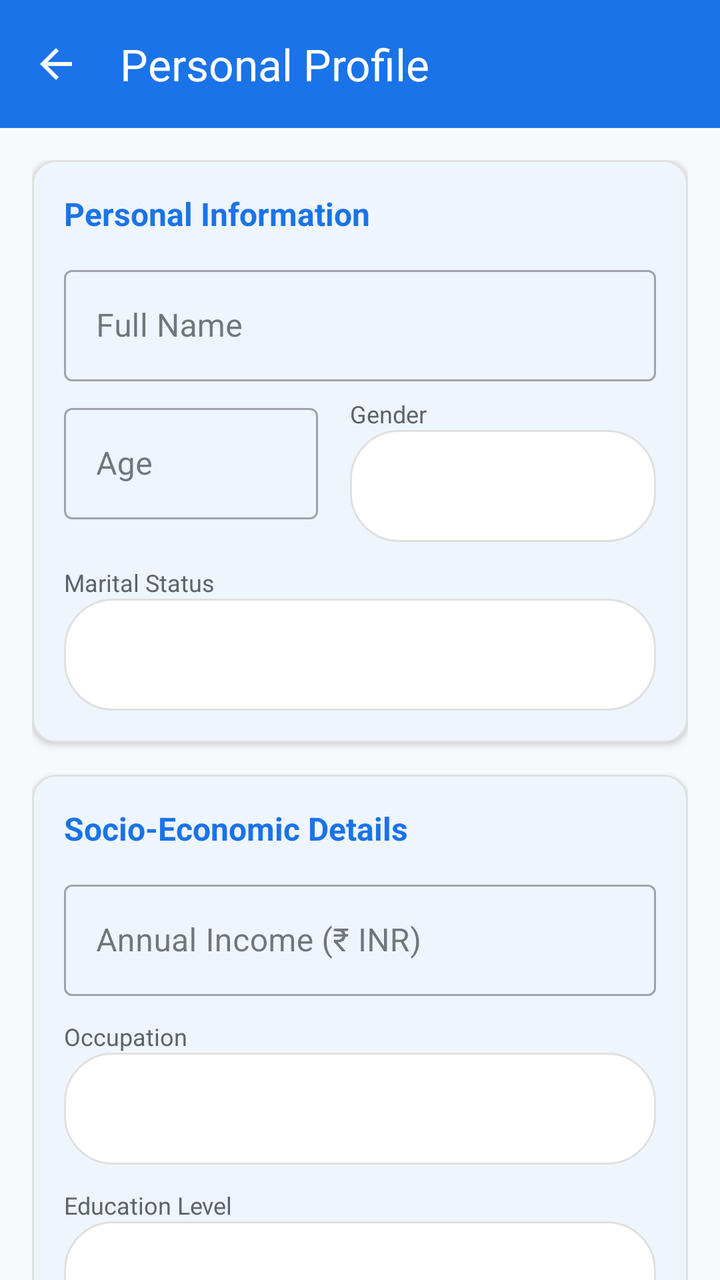
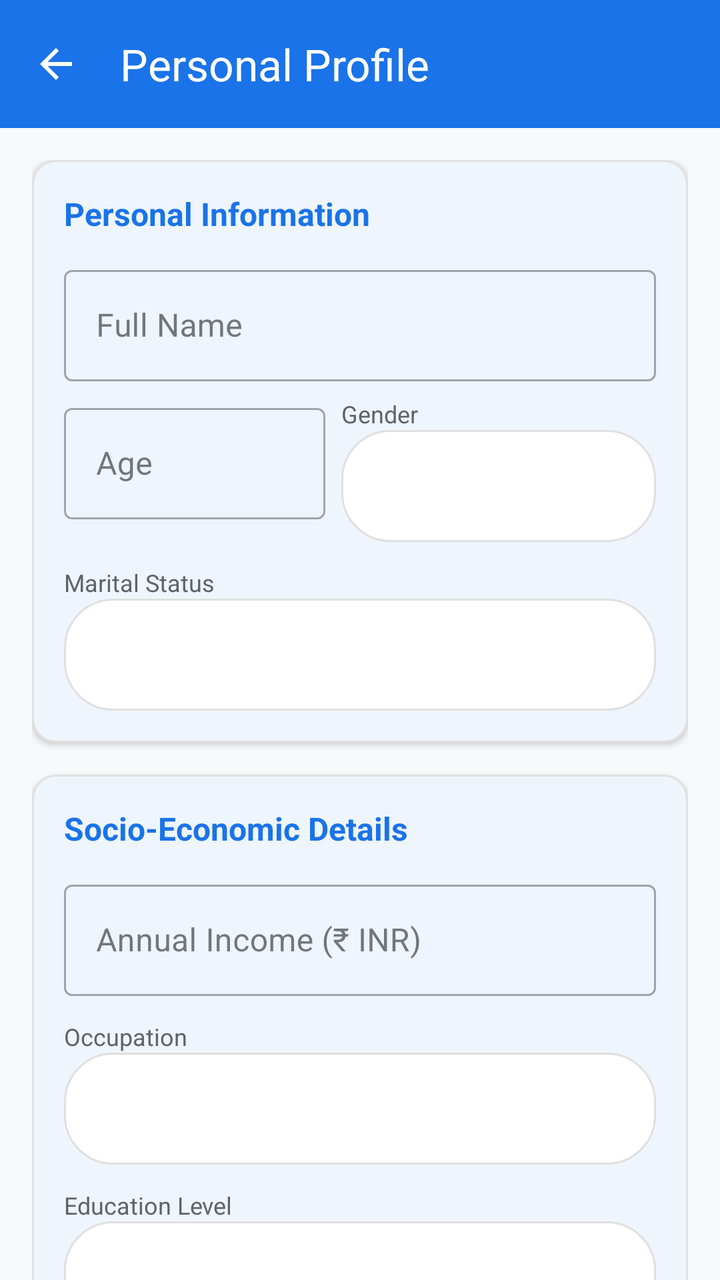

Two renders of the same Android screen: before a commit and after it. Below are the layout's source before the change and the commit's diff.
<!-- AndroidManifest.xml: application theme Theme.Yojnika -->
<!-- res/layout/activity_profile.xml -->
<?xml version="1.0" encoding="utf-8"?>
<androidx.coordinatorlayout.widget.CoordinatorLayout xmlns:android="http://schemas.android.com/apk/res/android"
    xmlns:app="http://schemas.android.com/apk/res-auto"
    android:layout_width="match_parent"
    android:layout_height="match_parent"
    android:background="@color/background">

    <com.google.android.material.appbar.AppBarLayout
        android:layout_width="match_parent"
        android:layout_height="wrap_content"
        android:background="@color/primary">

        <com.google.android.material.appbar.MaterialToolbar
            android:id="@+id/toolbar"
            android:layout_width="match_parent"
            android:layout_height="?attr/actionBarSize"
            app:navigationIcon="@drawable/ic_arrow_back"
            app:navigationIconTint="@color/white"
            app:title="@string/profile_title"
            app:titleTextColor="@color/white" />

    </com.google.android.material.appbar.AppBarLayout>

    <androidx.core.widget.NestedScrollView
        android:layout_width="match_parent"
        android:layout_height="match_parent"
        app:layout_behavior="@string/appbar_scrolling_view_behavior">

        <LinearLayout
            android:layout_width="match_parent"
            android:layout_height="wrap_content"
            android:orientation="vertical"
            android:padding="16dp">

            <com.google.android.material.card.MaterialCardView
                android:layout_width="match_parent"
                android:layout_height="wrap_content"
                android:layout_marginBottom="16dp"
                app:cardBackgroundColor="@color/surface"
                app:cardCornerRadius="12dp"
                app:cardElevation="2dp"
                app:strokeColor="@color/card_stroke"
                app:strokeWidth="1dp">

                <LinearLayout
                    android:layout_width="match_parent"
                    android:layout_height="wrap_content"
                    android:orientation="vertical"
                    android:padding="16dp">

                    <TextView
                        android:layout_width="wrap_content"
                        android:layout_height="wrap_content"
                        android:text="Personal Information"
                        android:textColor="@color/primary"
                        android:textSize="16sp"
                        android:textStyle="bold" />

                    
                    <com.google.android.material.textfield.TextInputLayout
                        android:id="@+id/tilFullName"
                        style="@style/Widget.MaterialComponents.TextInputLayout.OutlinedBox"
                        android:layout_width="match_parent"
                        android:layout_height="wrap_content"
                        android:layout_marginTop="12dp"
                        android:hint="@string/full_name">

                        <com.google.android.material.textfield.TextInputEditText
                            android:id="@+id/etFullName"
                            android:layout_width="match_parent"
                            android:layout_height="wrap_content"
                            android:inputType="textPersonName"
                            android:maxLines="1" />
                    </com.google.android.material.textfield.TextInputLayout>

                    
                    <LinearLayout
                        android:layout_width="match_parent"
                        android:layout_height="wrap_content"
                        android:layout_marginTop="8dp"
                        android:orientation="horizontal">

                        <com.google.android.material.textfield.TextInputLayout
                            android:id="@+id/tilAge"
                            style="@style/Widget.MaterialComponents.TextInputLayout.OutlinedBox"
                            android:layout_width="0dp"
                            android:layout_height="wrap_content"
                            android:layout_marginEnd="8dp"
                            android:layout_weight="1"
                            android:hint="@string/age">

                            <com.google.android.material.textfield.TextInputEditText
                                android:id="@+id/etAge"
                                android:layout_width="match_parent"
                                android:layout_height="wrap_content"
                                android:inputType="number"
                                android:maxLength="3" />
                        </com.google.android.material.textfield.TextInputLayout>

                        <LinearLayout
                            android:layout_width="0dp"
                            android:layout_height="wrap_content"
                            android:layout_marginStart="8dp"
                            android:layout_weight="1.2"
                            android:orientation="vertical">

                            <TextView
                                android:layout_width="wrap_content"
                                android:layout_height="wrap_content"
                                android:text="@string/gender"
                                android:textColor="@color/text_secondary"
                                android:textSize="12sp" />

                            <Spinner
                                android:id="@+id/spinnerGender"
                                android:layout_width="match_parent"
                                android:layout_height="56dp"
                                android:background="@drawable/bg_search_bar"
                                android:padding="8dp" />
                        </LinearLayout>
                    </LinearLayout>

                    
                    <TextView
                        android:layout_width="wrap_content"
                        android:layout_height="wrap_content"
                        android:layout_marginTop="12dp"
                        android:text="@string/marital_status"
                        android:textColor="@color/text_secondary"
                        android:textSize="12sp" />

                    <Spinner
                        android:id="@+id/spinnerMaritalStatus"
                        android:layout_width="match_parent"
                        android:layout_height="56dp"
                        android:background="@drawable/bg_search_bar"
                        android:padding="8dp" />

                </LinearLayout>
            </com.google.android.material.card.MaterialCardView>

            <com.google.android.material.card.MaterialCardView
                android:layout_width="match_parent"
                android:layout_height="wrap_content"
                android:layout_marginBottom="16dp"
                app:cardBackgroundColor="@color/surface"
                app:cardCornerRadius="12dp"
                app:cardElevation="2dp"
                app:strokeColor="@color/card_stroke"
                app:strokeWidth="1dp">

                <LinearLayout
                    android:layout_width="match_parent"
                    android:layout_height="wrap_content"
                    android:orientation="vertical"
                    android:padding="16dp">

                    <TextView
                        android:layout_width="wrap_content"
                        android:layout_height="wrap_content"
                        android:text="Socio-Economic Details"
                        android:textColor="@color/primary"
                        android:textSize="16sp"
                        android:textStyle="bold" />

                    
                    <com.google.android.material.textfield.TextInputLayout
                        android:id="@+id/tilIncome"
                        style="@style/Widget.MaterialComponents.TextInputLayout.OutlinedBox"
                        android:layout_width="match_parent"
                        android:layout_height="wrap_content"
                        android:layout_marginTop="12dp"
                        android:hint="@string/annual_income">

                        <com.google.android.material.textfield.TextInputEditText
                            android:id="@+id/etIncome"
                            android:layout_width="match_parent"
                            android:layout_height="wrap_content"
                            android:inputType="number" />
                    </com.google.android.material.textfield.TextInputLayout>

                    
                    <TextView
                        android:layout_width="wrap_content"
                        android:layout_height="wrap_content"
                        android:layout_marginTop="12dp"
                        android:text="@string/occupation"
                        android:textColor="@color/text_secondary"
                        android:textSize="12sp" />

                    <Spinner
                        android:id="@+id/spinnerOccupation"
                        android:layout_width="match_parent"
                        android:layout_height="56dp"
                        android:background="@drawable/bg_search_bar"
                        android:padding="8dp" />

                    
                    <TextView
                        android:layout_width="wrap_content"
                        android:layout_height="wrap_content"
                        android:layout_marginTop="12dp"
                        android:text="@string/education_level"
                        android:textColor="@color/text_secondary"
                        android:textSize="12sp" />

                    <Spinner
                        android:id="@+id/spinnerEducation"
                        android:layout_width="match_parent"
                        android:layout_height="56dp"
                        android:background="@drawable/bg_search_bar"
                        android:padding="8dp" />

                    
                    <TextView
                        android:layout_width="wrap_content"
                        android:layout_height="wrap_content"
                        android:layout_marginTop="12dp"
                        android:text="@string/category"
                        android:textColor="@color/text_secondary"
                        android:textSize="12sp" />
                    <Spinner
                        android:id="@+id/spinnerCategory"
                        android:layout_width="match_parent"
                        android:layout_height="50dp"
                        android:background="@drawable/bg_search_bar"
                        android:gravity="start|center_vertical"
                        android:paddingStart="8dp"
                        android:paddingEnd="8dp"
                        android:spinnerMode="dropdown" />

                </LinearLayout>
            </com.google.android.material.card.MaterialCardView>

            <com.google.android.material.card.MaterialCardView
                android:layout_width="match_parent"
                android:layout_height="wrap_content"
                android:layout_marginBottom="24dp"
                app:cardBackgroundColor="@color/surface"
                app:cardCornerRadius="12dp"
                app:cardElevation="2dp"
                app:strokeColor="@color/card_stroke"
                app:strokeWidth="1dp">

                <LinearLayout
                    android:layout_width="match_parent"
                    android:layout_height="wrap_content"
                    android:orientation="vertical"
                    android:padding="16dp">

                    <TextView
                        android:layout_width="wrap_content"
                        android:layout_height="wrap_content"
                        android:text="Location"
                        android:textColor="@color/primary"
                        android:textSize="16sp"
                        android:textStyle="bold" />

                    
                    <TextView
                        android:layout_width="wrap_content"
                        android:layout_height="wrap_content"
                        android:layout_marginTop="12dp"
                        android:text="@string/state"
                        android:textColor="@color/text_secondary"
                        android:textSize="12sp" />

                    <Spinner
                        android:id="@+id/spinnerState"
                        android:layout_width="match_parent"
                        android:layout_height="56dp"
                        android:background="@drawable/bg_search_bar"
                        android:padding="8dp" />

                    
                    <com.google.android.material.textfield.TextInputLayout
                        android:id="@+id/tilDistrict"
                        style="@style/Widget.MaterialComponents.TextInputLayout.OutlinedBox"
                        android:layout_width="match_parent"
                        android:layout_height="wrap_content"
                        android:layout_marginTop="12dp"
                        android:hint="@string/district">

                        <com.google.android.material.textfield.TextInputEditText
                            android:id="@+id/etDistrict"
                            android:layout_width="match_parent"
                            android:layout_height="wrap_content"
                            android:inputType="textCapWords"
                            android:maxLines="1" />
                    </com.google.android.material.textfield.TextInputLayout>

                </LinearLayout>
            </com.google.android.material.card.MaterialCardView>

            <com.google.android.material.button.MaterialButton
                android:id="@+id/btnSaveProfile"
                android:layout_width="match_parent"
                android:layout_height="56dp"
                android:layout_marginBottom="32dp"
                android:backgroundTint="@color/primary"
                android:text="@string/save_profile"
                android:textColor="@color/white"
                android:textSize="16sp"
                app:cornerRadius="12dp"
                app:icon="@drawable/ic_check_circle"
                app:iconGravity="textStart"
                app:iconTint="@color/white" />

        </LinearLayout>
    </androidx.core.widget.NestedScrollView>

</androidx.coordinatorlayout.widget.CoordinatorLayout>
<!-- resources referenced by this layout -->
<resources>
  <color name="background">#F8F9FA</color>
  <color name="card_stroke">#E0E0E0</color>
  <color name="primary">#1A73E8</color>
  <color name="surface">#FFFFFF</color>
  <color name="text_secondary">#5F6368</color>
  <color name="white">#FFFFFF</color>
  <!-- drawable bg_search_bar (drawable) -->
  <?xml version="1.0" encoding="utf-8"?>
  <shape xmlns:android="http://schemas.android.com/apk/res/android"
      android:shape="rectangle">
      <corners android:radius="24dp" />
      <solid android:color="@color/surface" />
      <stroke
          android:width="1dp"
          android:color="@color/card_stroke" />
  </shape>
  <!-- drawable ic_arrow_back (drawable) -->
  <?xml version="1.0" encoding="utf-8"?>
  <vector xmlns:android="http://schemas.android.com/apk/res/android"
      android:width="24dp"
      android:height="24dp"
      android:viewportWidth="24"
      android:viewportHeight="24">
      <path
          android:fillColor="#FF202124"
          android:pathData="M20,11H7.83l5.59,-5.59L12,4l-8,8 8,8 1.41,-1.41L7.83,13H20v-2z" />
  </vector>
  <!-- drawable ic_check_circle (drawable) -->
  <?xml version="1.0" encoding="utf-8"?>
  <vector xmlns:android="http://schemas.android.com/apk/res/android"
      android:width="24dp"
      android:height="24dp"
      android:viewportWidth="24"
      android:viewportHeight="24">
      <path
          android:fillColor="#FF2E7D32"
          android:pathData="M12,2C6.48,2 2,6.48 2,12s4.48,10 10,10 10,-4.48 10,-10S17.52,2 12,2zm-2,15l-5,-5 1.41,-1.41L10,14.17l7.59,-7.59L19,8l-9,9z" />
  </vector>
  <string name="age">Age</string>
  <string name="annual_income">Annual Income (₹ INR)</string>
  <string name="category">Category / Caste</string>
  <string name="district">District</string>
  <string name="education_level">Education Level</string>
  <string name="full_name">Full Name</string>
  <string name="gender">Gender</string>
  <string name="marital_status">Marital Status</string>
  <string name="occupation">Occupation</string>
  <string name="profile_title">Personal Profile</string>
  <string name="save_profile">Save Profile</string>
  <string name="state">State / UT</string>
  <style name="Theme.Yojnika" parent="Theme.Material3.DayNight.NoActionBar">
          
          <item name="colorPrimary">@color/primary</item>
          <item name="colorPrimaryVariant">@color/primary_dark</item>
          <item name="colorOnPrimary">@color/on_primary</item>
  
          
          <item name="colorSecondary">@color/secondary</item>
          <item name="colorSecondaryVariant">@color/secondary_dark</item>
          <item name="colorOnSecondary">@color/on_secondary</item>
  
          
          <item name="android:statusBarColor">@color/primary</item>
          <item name="android:windowLightStatusBar" tools:targetApi="m">false</item>
          <item name="android:navigationBarColor">@color/surface</item>
          <item name="android:windowLightNavigationBar" tools:targetApi="o_mr1">true</item>
  
          
          <item name="android:windowBackground">@color/background</item>
          <item name="colorSurface">@color/surface</item>
          <item name="colorOnSurface">@color/text_primary</item>
      </style>
  <color name="primary_dark">#1557B0</color>
  <color name="on_primary">#FFFFFF</color>
  <color name="secondary">#34A853</color>
  <color name="secondary_dark">#1E8E3E</color>
  <color name="on_secondary">#FFFFFF</color>
  <color name="text_primary">#202124</color>
</resources>

<!-- the commit's change to res/layout/activity_profile.xml (unified diff, before → after) -->
@@ -100,7 +100,6 @@
                         <LinearLayout
                             android:layout_width="0dp"
                             android:layout_height="wrap_content"
-                            android:layout_marginStart="8dp"
                             android:layout_weight="1.2"
                             android:orientation="vertical">
 
@@ -219,15 +218,13 @@
                         android:text="@string/category"
                         android:textColor="@color/text_secondary"
                         android:textSize="12sp" />
+
                     <Spinner
                         android:id="@+id/spinnerCategory"
                         android:layout_width="match_parent"
-                        android:layout_height="50dp"
-                        android:background="@drawable/bg_search_bar"
-                        android:gravity="start|center_vertical"
-                        android:paddingStart="8dp"
-                        android:paddingEnd="8dp"
-                        android:spinnerMode="dropdown" />
+                        android:layout_height="56dp"
+                        android:background="@drawable/bg_search_bar"
+                        android:padding="8dp" />
 
                 </LinearLayout>
             </com.google.android.material.card.MaterialCardView>
